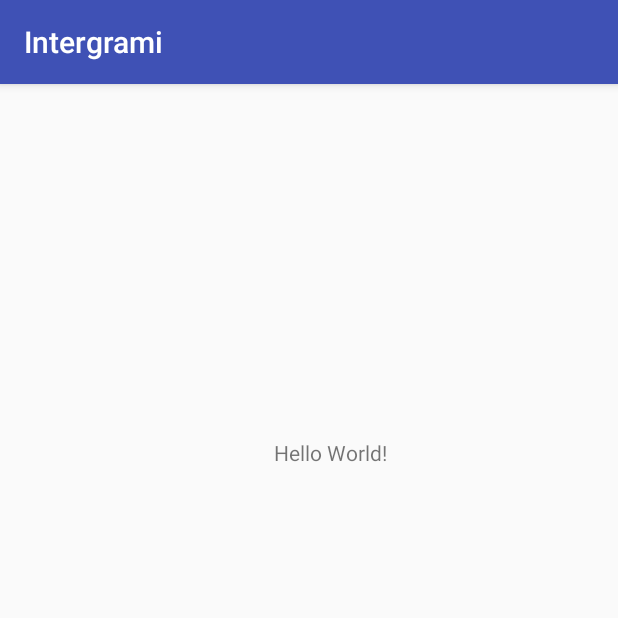
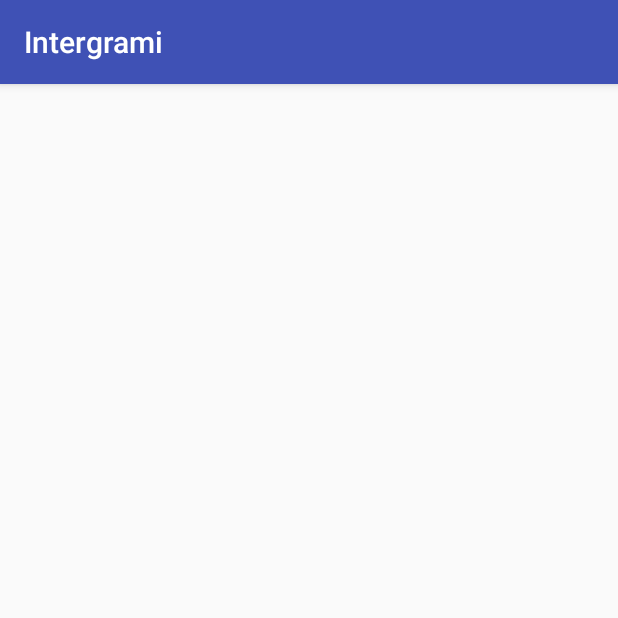
Before and after one commit to devmaufh/Intergrami, an Android app: the screen it shows after launch (login), on a phone screen of 412 x 824 dp, the top half of it. Run offline under Robolectric (Android 15) with nearby library versions, the light colour scheme and no system bars.

Commit message:
Intergrami, alpha 1

```diff
--- a/app/src/main/java/com/example/mauri/intergrami/login.java
+++ b/app/src/main/java/com/example/mauri/intergrami/login.java
@@ -9,5 +9,6 @@
     protected void onCreate(Bundle savedInstanceState) {
         super.onCreate(savedInstanceState);
         setContentView(R.layout.activity_login);
+        //comentario prueba xdxd
     }
 }
--- a/app/src/main/res/layout/activity_login.xml
+++ b/app/src/main/res/layout/activity_login.xml
@@ -6,15 +6,4 @@
     android:layout_height="match_parent"
     tools:context="com.example.mauri.intergrami.login">
 
-    <TextView
-        android:layout_width="wrap_content"
-        android:layout_height="wrap_content"
-        android:text="Hello World!"
-        app:layout_constraintBottom_toBottomOf="parent"
-        app:layout_constraintHorizontal_bias="0.542"
-        app:layout_constraintLeft_toLeftOf="parent"
-        app:layout_constraintRight_toRightOf="parent"
-        app:layout_constraintTop_toTopOf="parent"
-        app:layout_constraintVertical_bias="0.315" />
-
 </android.support.constraint.ConstraintLayout>
```
